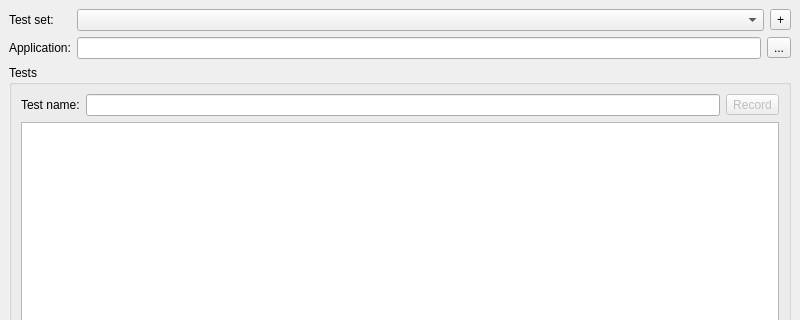
First picture: the form in hooq/MainWindow.ui, repository bilke/hooq, before the edit; both pictures show x 0 to 800 and y 0 to 320 of the 800 by 600 pixel window.
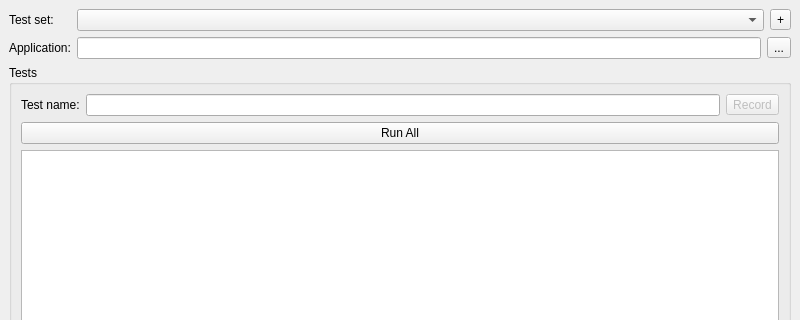
Second picture: the form after the edit.

Commit message: add (nop) "Run All" button

```diff
--- a/hooq/MainWindow.ui
+++ b/hooq/MainWindow.ui
@@ -104,6 +104,13 @@
          </item>
         </layout>
        </item>
+       <item>
+        <widget class="QPushButton" name="m_runAllTests">
+         <property name="text">
+          <string>Run All</string>
+         </property>
+        </widget>
+       </item>
        <item>
         <widget class="QTreeView" name="m_testList">
          <property name="alternatingRowColors">
```
